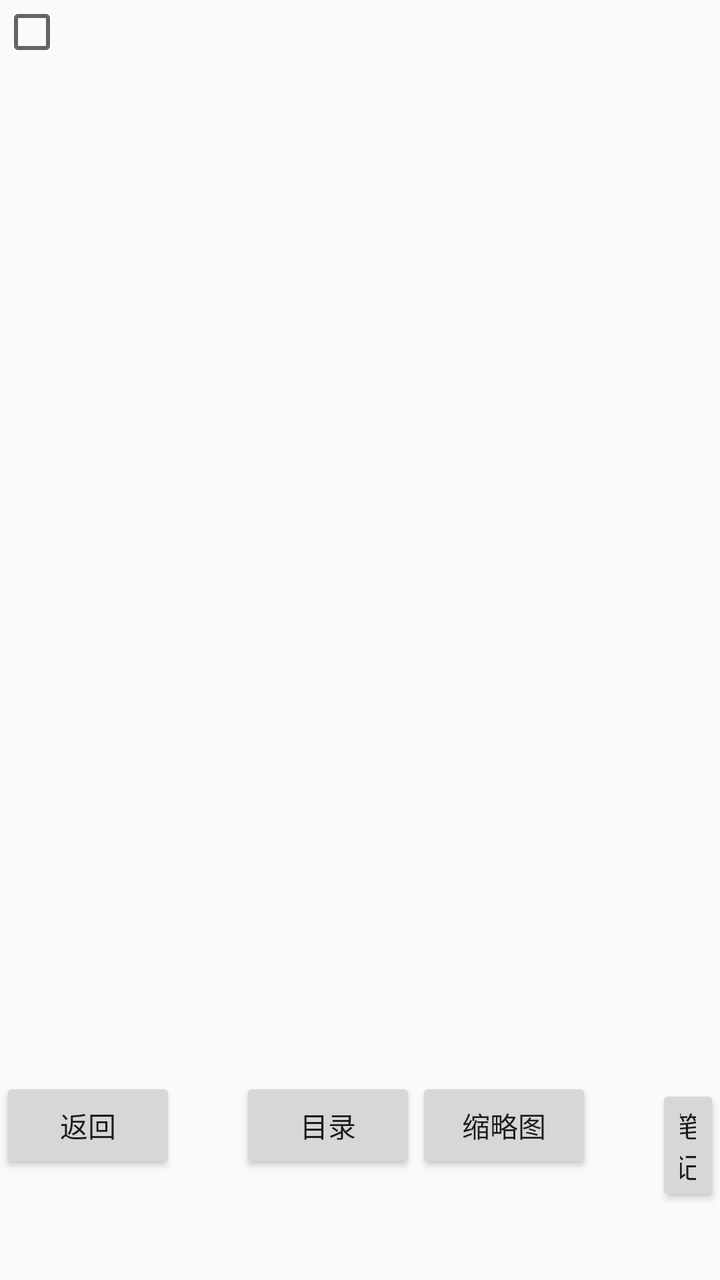
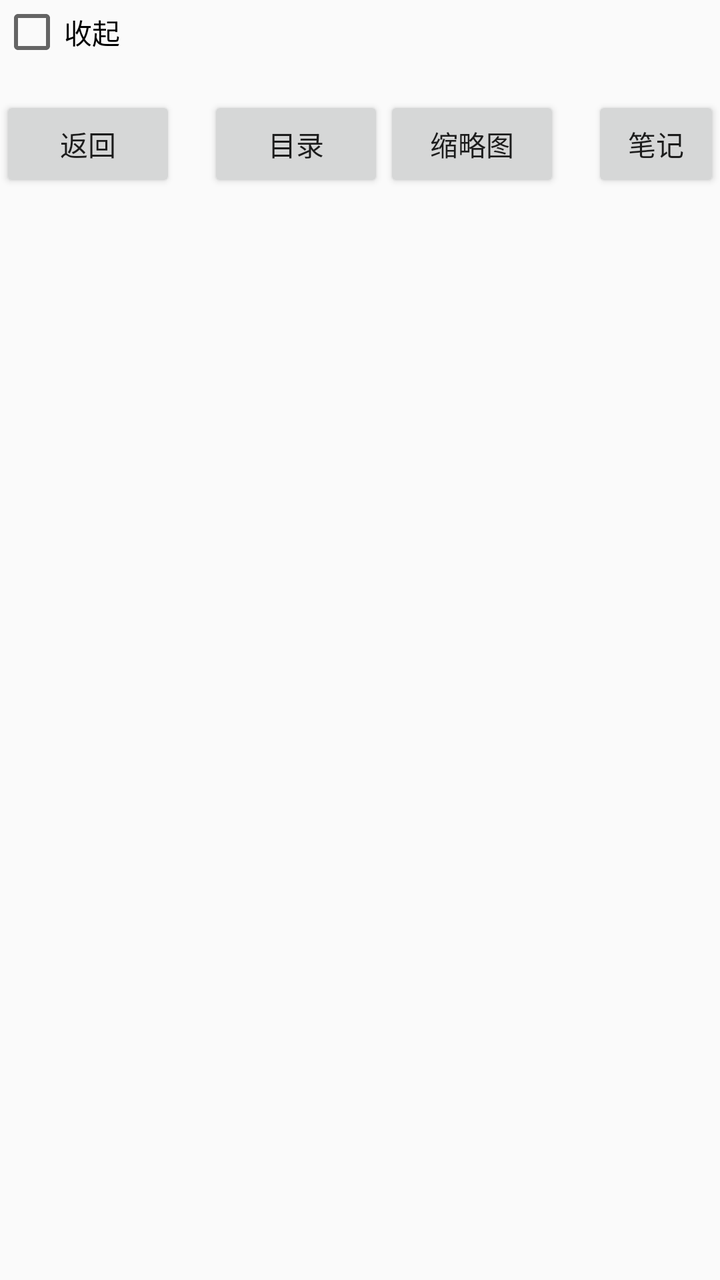

Compare the two renders of this Android layout. The source of the first and the diff that turns it into the second are given below.
<!-- AndroidManifest.xml: application theme Theme.IMatesApp.FullScreen -->
<!-- res/layout/floating_pdf_tools.xml -->
<?xml version="1.0" encoding="utf-8"?>
<androidx.constraintlayout.widget.ConstraintLayout xmlns:android="http://schemas.android.com/apk/res/android"
    android:layout_width="wrap_content"
    android:layout_height="wrap_content"
    xmlns:app="http://schemas.android.com/apk/res-auto">

    <CheckBox
        android:id="@+id/btn_collapse"
        android:layout_width="wrap_content"
        android:layout_height="wrap_content"
        app:layout_constraintStart_toStartOf="parent"
        app:layout_constraintTop_toTopOf="parent"/>

    <LinearLayout
        android:layout_width="wrap_content"
        android:layout_height="wrap_content"
        android:orientation="horizontal"
        app:layout_constraintTop_toBottmOf="@id/btn_collapse"
        app:layout_constraintStart_toStartOf="parent"
        app:layout_constraintBottom_toBottomOf="parent">

        <Button
            android:id="@+id/btn_back"
            android:text = "返回"
            android:layout_width="wrap_content"
            android:layout_height="wrap_content"/>

        <Space
            android:layout_width="32dp"
            android:layout_height="match_parent"/>

        <Button
            android:id="@+id/btn_contents"
            android:text = "目录"
            android:layout_width="wrap_content"
            android:layout_height="wrap_content"/>

        <Button
            android:id="@+id/btn_thumbnail"
            android:text = "缩略图"
            android:layout_width="wrap_content"
            android:layout_height="wrap_content"/>

        <Space
            android:layout_width="32dp"
            android:layout_height="match_parent"/>

        <Button
            android:id="@+id/btn_note"
            android:text = "笔记"
            android:layout_width="wrap_content"
            android:layout_height="wrap_content"/>

        <Button
            android:id="@+id/btn_snap"
            android:text = "涂鸦"
            android:layout_width="wrap_content"
            android:layout_height="wrap_content"/>

        <Button
            android:id="@+id/btn_to_schema"
            android:text = "进入方案"
            android:layout_width="wrap_content"
            android:layout_height="wrap_content"/>

        <Button
            android:id="@+id/btn_to_textbook"
            android:text = "查看教材"
            android:layout_width="wrap_content"
            android:layout_height="wrap_content"/>

        <Space
            android:layout_width="16dp"
            android:layout_height="match_parent"/>
    </LinearLayout>

</androidx.constraintlayout.widget.ConstraintLayout>
<!-- resources referenced by this layout -->
<resources>
  <style name="Theme.IMatesApp.FullScreen" parent="Theme.AppCompat.Light.NoActionBar">
          
          <item name="android:windowFullscreen">true</item>
          
          <item name="android:windowTranslucentStatus">true</item>
          
          <item name="android:windowTranslucentNavigation">true</item>
      </style>
</resources>

<!-- the commit's change to res/layout/floating_pdf_tools.xml (unified diff, before → after) -->
@@ -1,33 +1,33 @@
 <?xml version="1.0" encoding="utf-8"?>
-<androidx.constraintlayout.widget.ConstraintLayout xmlns:android="http://schemas.android.com/apk/res/android"
+<androidx.constraintlayout.widget.ConstraintLayout
+    xmlns:android="http://schemas.android.com/apk/res/android"
+    xmlns:app="http://schemas.android.com/apk/res-auto"
     android:layout_width="wrap_content"
-    android:layout_height="wrap_content"
-    xmlns:app="http://schemas.android.com/apk/res-auto">
+    android:layout_height="wrap_content">
 
     <CheckBox
         android:id="@+id/btn_collapse"
+        android:text="收起"
         android:layout_width="wrap_content"
         android:layout_height="wrap_content"
         app:layout_constraintStart_toStartOf="parent"
         app:layout_constraintTop_toTopOf="parent"/>
 
     <LinearLayout
+        android:id="@+id/tools_layout"
         android:layout_width="wrap_content"
         android:layout_height="wrap_content"
         android:orientation="horizontal"
-        app:layout_constraintTop_toBottmOf="@id/btn_collapse"
-        app:layout_constraintStart_toStartOf="parent"
-        app:layout_constraintBottom_toBottomOf="parent">
+        android:layout_marginTop="16dp"
+        app:layout_constraintTop_toBottomOf="@id/btn_collapse"
+        app:layout_constraintStart_toStartOf="parent">
 
         <Button
             android:id="@+id/btn_back"
             android:text = "返回"
             android:layout_width="wrap_content"
-            android:layout_height="wrap_content"/>
-
-        <Space
-            android:layout_width="32dp"
-            android:layout_height="match_parent"/>
+            android:layout_height="wrap_content"
+            android:layout_marginEnd="16dp"/>
 
         <Button
             android:id="@+id/btn_contents"
@@ -39,11 +39,8 @@
             android:id="@+id/btn_thumbnail"
             android:text = "缩略图"
             android:layout_width="wrap_content"
-            android:layout_height="wrap_content"/>
-
-        <Space
-            android:layout_width="32dp"
-            android:layout_height="match_parent"/>
+            android:layout_height="wrap_content"
+            android:layout_marginEnd="16dp"/>
 
         <Button
             android:id="@+id/btn_note"
@@ -55,23 +52,21 @@
             android:id="@+id/btn_snap"
             android:text = "涂鸦"
             android:layout_width="wrap_content"
-            android:layout_height="wrap_content"/>
+            android:layout_height="wrap_content"
+            android:layout_marginEnd="16dp"/>
 
         <Button
             android:id="@+id/btn_to_schema"
             android:text = "进入方案"
             android:layout_width="wrap_content"
-            android:layout_height="wrap_content"/>
+            android:layout_height="wrap_content"
+            />
 
         <Button
             android:id="@+id/btn_to_textbook"
             android:text = "查看教材"
             android:layout_width="wrap_content"
             android:layout_height="wrap_content"/>
-
-        <Space
-            android:layout_width="16dp"
-            android:layout_height="match_parent"/>
     </LinearLayout>
 
 </androidx.constraintlayout.widget.ConstraintLayout>
